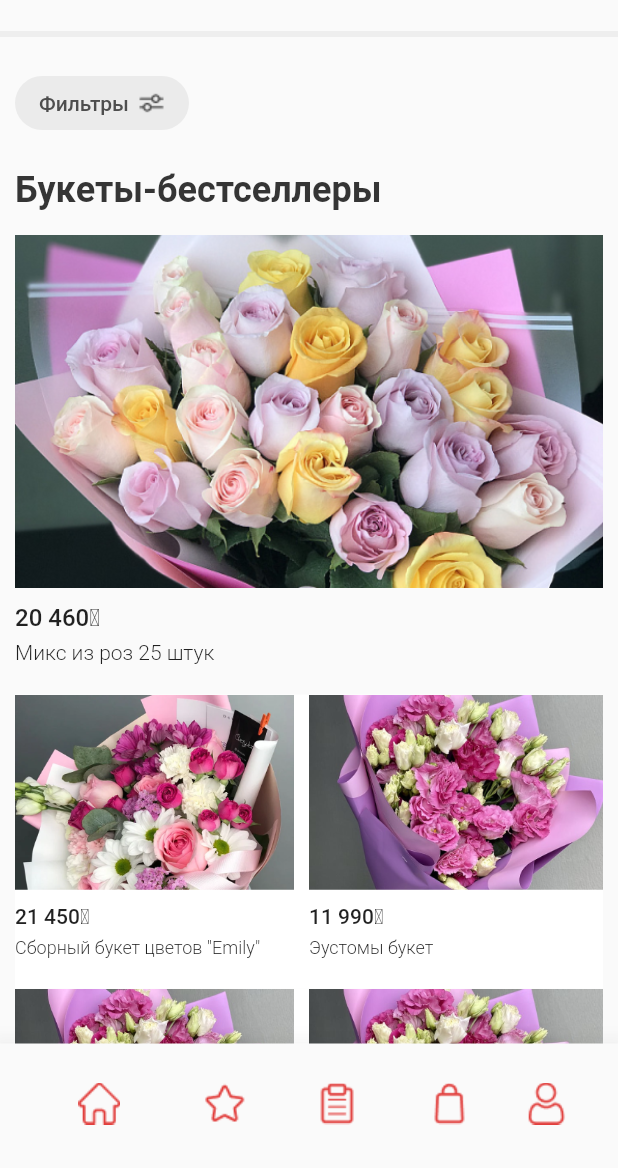
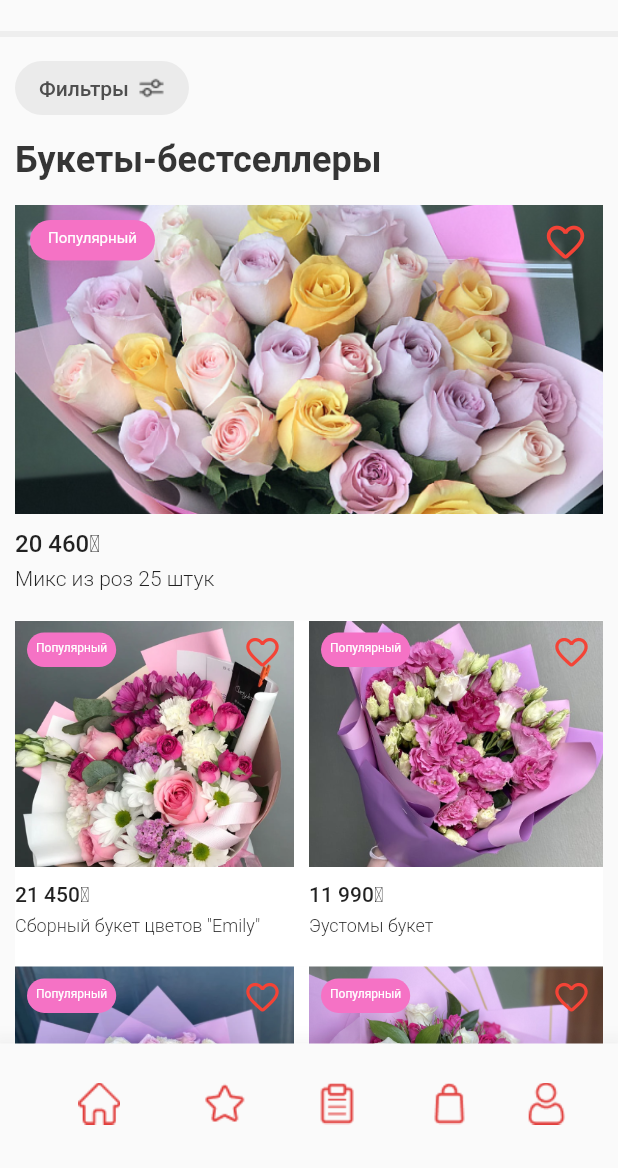
Before and after one commit to konstantingalin/flutter_flowers_app, a Flutter app: the screen it shows after launch, on a phone screen of 412 x 824 dp, the part 68-1236 px from its top. Run offline on Flutter 3.47's test engine with Material 2 defaults, Android fonts, the phone set to English and light mode, and no system bars.

Commit message:
add labels

```diff
--- a/lib/models/flower_model.dart
+++ b/lib/models/flower_model.dart
@@ -28,7 +28,7 @@ class FlowerModel {
       id: 1,
       name: 'Микс из роз 25 штук',
       title:
-          'В этом букете некоторых сезонных растений может не быть. Флорист так же аккуратно и без дополнительной стоимости подберет похожие. Высота: 50 см. Прямо сейчас вы можете купить букет цветов с доставкой домой и офис в Костанае. «Микс из роз 25 штук» по цене от 20 460₸.',
+          'В этом букете некоторых сезонных растений может не быть. Флорист так же аккуратно и без дополнительной стоимости подберет похожие.',
       price: '20 460₸',
       thumbnailPath: "assets/flower_imgs/flower_img_1.png",
       categories: [FlowerCategory.congratulation],
@@ -37,7 +37,7 @@ class FlowerModel {
       id: 2,
       name: 'Сборный букет цветов "Emily"',
       title:
-          'В этом букете некоторых сезонных растений может не быть. Флорист так же аккуратно и без дополнительной стоимости подберет похожие.Высота: 50 см.  Некоторые цветы в букете  могут быть заменены.',
+          'В этом букете некоторых сезонных растений может не быть. Флорист так же аккуратно и без дополнительной стоимости подберет похожие.',
       price: '21 450₸',
       thumbnailPath: "assets/flower_imgs/flower_img_2.png",
       categories: [FlowerCategory.congratulation],
@@ -46,27 +46,27 @@ class FlowerModel {
       id: 3,
       name: 'Эустомы букет',
       title:
-          'В этом букете некоторых сезонных растений может не быть. Флорист так же аккуратно и без дополнительной стоимости подберет похожие. Высота: 50 см. Прямо сейчас вы можете купить букет цветов с доставкой домой и офис в Костанае. «Эустомы букет» по цене от 11 990₸.',
+          'В этом букете некоторых сезонных растений может не быть. Флорист так же аккуратно и без дополнительной стоимости подберет похожие.',
       price: '11 990₸',
       thumbnailPath: "assets/flower_imgs/flower_img_3.png",
       categories: [FlowerCategory.congratulation],
     ),
     FlowerModel(
       id: 4,
-      name: 'Эустомы букет',
+      name: '33 микс розы',
       title:
-          'В этом букете некоторых сезонных растений может не быть. Флорист так же аккуратно и без дополнительной стоимости подберет похожие. Высота: 50 см. Прямо сейчас вы можете купить букет цветов с доставкой домой и офис в Костанае. «Эустомы букет» по цене от 11 990₸.',
-      price: '11 990₸',
-      thumbnailPath: "assets/flower_imgs/flower_img_3.png",
+          'В этом букете некоторых сезонных растений может не быть. Флорист так же аккуратно и без дополнительной стоимости подберет похожие.',
+      price: '29 700₸',
+      thumbnailPath: "assets/flower_imgs/flower_img_4.png",
       categories: [FlowerCategory.congratulation],
     ),
     FlowerModel(
       id: 5,
-      name: 'Эустомы букет',
+      name: 'Евробукет',
       title:
-          'В этом букете некоторых сезонных растений может не быть. Флорист так же аккуратно и без дополнительной стоимости подберет похожие. Высота: 50 см. Прямо сейчас вы можете купить букет цветов с доставкой домой и офис в Костанае. «Эустомы букет» по цене от 11 990₸.',
-      price: '11 990₸',
-      thumbnailPath: "assets/flower_imgs/flower_img_3.png",
+          'В этом букете некоторых сезонных растений может не быть. Флорист так же аккуратно и без дополнительной стоимости подберет похожие.',
+      price: '23 000₸',
+      thumbnailPath: "assets/flower_imgs/flower_img_5.png",
       categories: [FlowerCategory.congratulation],
     ),
   ];
--- a/lib/screens/home_scrren.dart
+++ b/lib/screens/home_scrren.dart
@@ -26,12 +26,11 @@ class HomeScreen extends StatelessWidget {
           left: 10,
           right: 10,
         ),
-        child: SingleChildScrollView(
         child: Column(
           crossAxisAlignment: CrossAxisAlignment.start,
           children: [
             const SizedBox(
-                height: 20,
+              height: 10,
             ),
             ElevatedButton(
               onPressed: () {},
@@ -64,8 +63,15 @@ class HomeScreen extends StatelessWidget {
               ),
             ),
             const SizedBox(
-                height: 20,
+              height: 10,
             ),
+            Expanded(
+              child: SingleChildScrollView(
+                child: Column(
+                  children: <Widget>[
+                    Column(
+                      crossAxisAlignment: CrossAxisAlignment.start,
+                      children: [
                         const Text(
                           'Букеты-бестселлеры',
                           style: TextStyle(
@@ -77,19 +83,55 @@ class HomeScreen extends StatelessWidget {
                         const SizedBox(
                           height: 16,
                         ),
-              SingleChildScrollView(
-                child: Column(
-                  children: <Widget>[
-                    Column(
-                      crossAxisAlignment: CrossAxisAlignment.start,
+                        Stack(
                           children: [
                             SizedBox(
                               width: MediaQuery.of(context).size.width,
-                          height: MediaQuery.of(context).size.height / 3.5,
+                              height: MediaQuery.of(context).size.height / 4,
                               child: Image.asset(
                                 FlowerModel.sampleCards[0].thumbnailPath,
                                 fit: BoxFit.cover,
                               ),
+                            ),
+                            Positioned(
+                              height: 30,
+                              width: 30,
+                              top: 10,
+                              right: 10,
+                              child: IconButton(
+                                onPressed: () {},
+                                padding: EdgeInsets.zero,
+                                icon: const Icon(
+                                  Icons.favorite_border_rounded,
+                                  color: Colors.red,
+                                  size: 30.0,
+                                ),
+                              ),
+                            ),
+                            Positioned(
+                              top: 10,
+                              left: 10,
+                              child: Container(
+                                padding: const EdgeInsets.only(
+                                  left: 12.0,
+                                  right: 12.0,
+                                  top: 6.0,
+                                  bottom: 9.0,
+                                ),
+                                decoration: BoxDecoration(
+                                  color: Color(0xFFF572C5),
+                                  borderRadius: BorderRadius.circular(20.0),
+                                ),
+                                child: const Text(
+                                  'Популярный',
+                                  style: TextStyle(
+                                    fontSize: 10,
+                                    color: Colors.white,
+                                  ),
+                                ),
+                              ),
+                            ),
+                          ],
                         ),
                         Column(
                           crossAxisAlignment: CrossAxisAlignment.start,
@@ -128,7 +170,7 @@ class HomeScreen extends StatelessWidget {
                       gridDelegate:
                           const SliverGridDelegateWithFixedCrossAxisCount(
                         crossAxisCount: 2,
-                        childAspectRatio: 1,
+                        childAspectRatio: 0.85,
                       ),
                       itemBuilder: (BuildContext context, int index) {
                         return Container(
@@ -154,10 +196,54 @@ class HomeScreen extends StatelessWidget {
                                   flex: 1,
                                   child: ClipRRect(
                                     borderRadius: BorderRadius.circular(0),
-                                    child: Image.asset(
-                                      FlowerModel
-                                          .sampleCards[index + 1].thumbnailPath,
+                                    child: Stack(
+                                      fit: StackFit.expand,
+                                      children: [
+                                        Image.asset(
+                                          FlowerModel.sampleCards[index + 1]
+                                              .thumbnailPath,
                                           fit: BoxFit.cover,
+                                        ),
+                                        Positioned(
+                                          height: 26,
+                                          width: 26,
+                                          top: 8,
+                                          right: 8,
+                                          child: IconButton(
+                                            onPressed: () {},
+                                            padding: EdgeInsets.zero,
+                                            icon: const Icon(
+                                              Icons.favorite_border_rounded,
+                                              color: Colors.red,
+                                              size: 26.0,
+                                            ),
+                                          ),
+                                        ),
+                                        Positioned(
+                                          top: 8,
+                                          left: 8,
+                                          child: Container(
+                                            padding: const EdgeInsets.only(
+                                              left: 6.0,
+                                              right: 6.0,
+                                              top: 6.0,
+                                              bottom: 8.0,
+                                            ),
+                                            decoration: BoxDecoration(
+                                              color: Color(0xFFF572C5),
+                                              borderRadius:
+                                                  BorderRadius.circular(20.0),
+                                            ),
+                                            child: const Text(
+                                              'Популярный',
+                                              style: TextStyle(
+                                                fontSize: 8,
+                                                color: Colors.white,
+                                              ),
+                                            ),
+                                          ),
+                                        ),
+                                      ],
                                     ),
                                   ),
                                 ),
@@ -197,9 +283,9 @@ class HomeScreen extends StatelessWidget {
                     ),
                   ],
                 ),
+              ),
             )
           ],
-          ),
         ),
       ),
     );
--- a/pubspec.yaml
+++ b/pubspec.yaml
@@ -73,6 +73,8 @@ flutter:
     - assets/flower_imgs/flower_img_1.png
     - assets/flower_imgs/flower_img_2.png
     - assets/flower_imgs/flower_img_3.png
+    - assets/flower_imgs/flower_img_4.png
+    - assets/flower_imgs/flower_img_5.png
 
   # An image asset can refer to one or more resolution-specific "variants", see
   # https://flutter.dev/assets-and-images/#resolution-aware
```
Also changed, not shown: assets/flower_imgs/flower_img_4.png (added), assets/flower_imgs/flower_img_5.png (added). Lines whose indentation alone changed are shown as unchanged.
